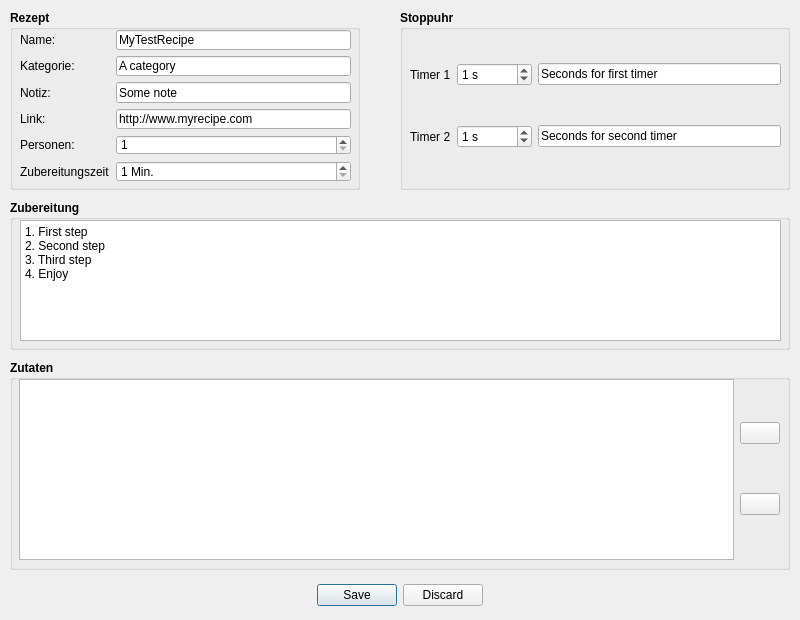
Before: the Qt Designer form src/Dialog/CreateRecipe/createrecipedialog.ui in Kampi/Food-Database, drawn with Qt 5.
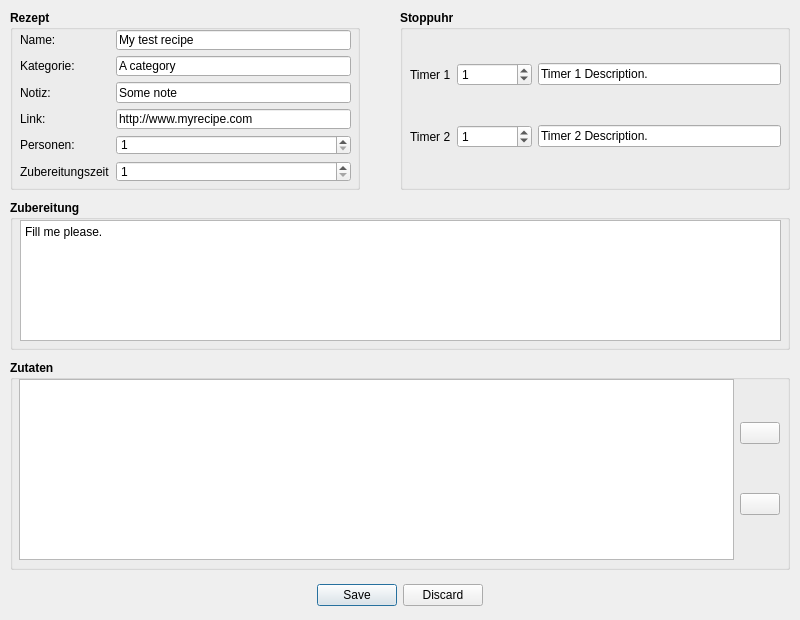
After: the same form once the commit is applied. Icons and pictures are not drawn.

```diff
--- a/src/Dialog/CreateRecipe/createrecipedialog.ui
+++ b/src/Dialog/CreateRecipe/createrecipedialog.ui
@@ -85,7 +85,7 @@
         <string>Name des Rezeptes.</string>
        </property>
        <property name="text">
-        <string>MyTestRecipe</string>
+        <string>My test recipe</string>
        </property>
        <property name="cursorPosition">
         <number>0</number>
@@ -181,7 +181,7 @@
         <string>Zubereitungszeit</string>
        </property>
        <property name="suffix">
-        <string> Min.</string>
+        <string/>
        </property>
        <property name="prefix">
         <string/>
@@ -334,7 +334,7 @@
           </font>
          </property>
          <property name="suffix">
-          <string> s</string>
+          <string/>
          </property>
          <property name="minimum">
           <number>0</number>
@@ -356,7 +356,7 @@
           </font>
          </property>
          <property name="text">
-          <string>Seconds for first timer</string>
+          <string>Timer 1 Description.</string>
          </property>
         </widget>
        </item>
@@ -392,7 +392,7 @@
           </font>
          </property>
          <property name="suffix">
-          <string> s</string>
+          <string/>
          </property>
          <property name="minimum">
           <number>0</number>
@@ -414,7 +414,7 @@
           </font>
          </property>
          <property name="text">
-          <string>Seconds for second timer</string>
+          <string>Timer 2 Description.</string>
          </property>
         </widget>
        </item>
@@ -460,10 +460,7 @@
      <string>Anleitung zur Zubereitung.</string>
     </property>
     <property name="plainText">
-     <string>1. First step
-2. Second step
-3. Third step
-4. Enjoy</string>
+     <string>Fill me please.</string>
     </property>
    </widget>
   </widget>
```
Left out of the diff: 22 changed lines with no effect on the pictures.
